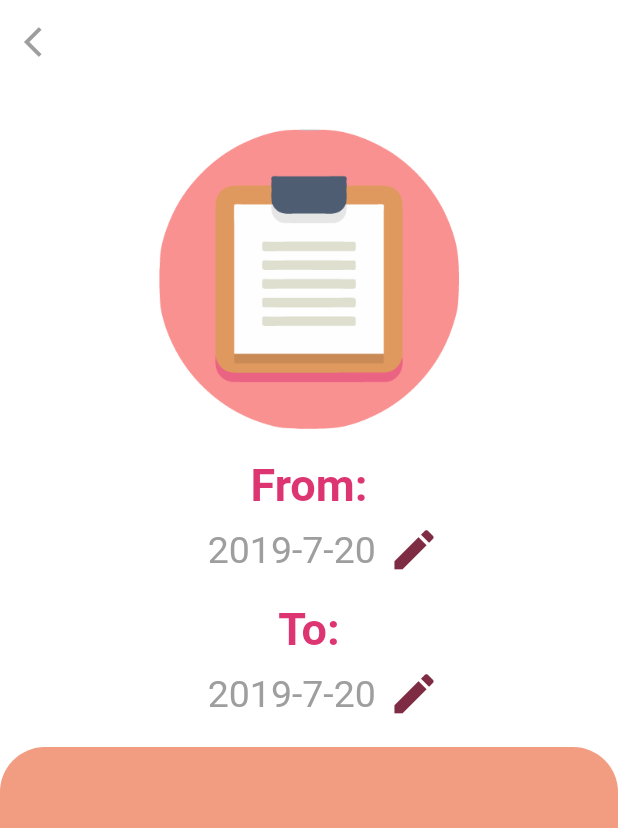
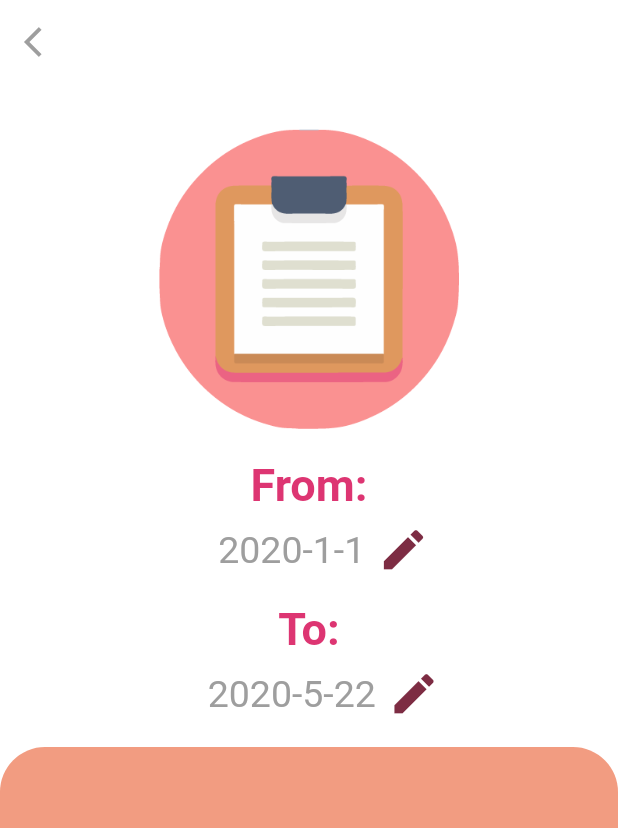
Before and after one commit to Afridee/Resto, a Flutter app: the RecordDataTable screen opened directly, on a phone screen of 412 x 824 dp. Shown: the top 828 px of the screen. Run offline on Flutter 3.47's test engine with Material 2 defaults, Android fonts, the phone set to English and light mode, and no system bars; our stand-ins replace auto_size_text, cloud_firestore, connectivity, curved_navigation_bar, firebase_auth, modal_progress_hud and 3 more; missing offline and left inert: flutter_rounded_date_picker; accounts and stored records are empty.

Commit message:
Final Product

```diff
--- a/lib/Screens/Records.dart
+++ b/lib/Screens/Records.dart
@@ -17,8 +17,8 @@ class RecordDataTable extends StatefulWidget {
 class _RecordDataTableState extends State<RecordDataTable> {
   //variables:
   String userID = '';
-  DateTime from = DateTime.parse("2019-07-20 20:18:04");
-  DateTime to = DateTime.parse("2019-07-20 20:18:04");
+  DateTime from = DateTime.parse("2020-01-01 20:18:04");
+  DateTime to = DateTime.now();
   ScrollController _scrollController = new ScrollController();
 
   //functions:
--- a/lib/main.dart
+++ b/lib/main.dart
@@ -2,6 +2,7 @@ import 'package:project_resto/Screens/Records.dart';
 import 'package:flutter/material.dart';
 import 'package:project_resto/Screens/login_screen.dart';
 import 'package:project_resto/Screens/resetPassword.dart';
+import 'package:firebase_auth/firebase_auth.dart';
 
 void main() => runApp(
   MaterialApp(
```
Also changed, not shown: 2 other files.
